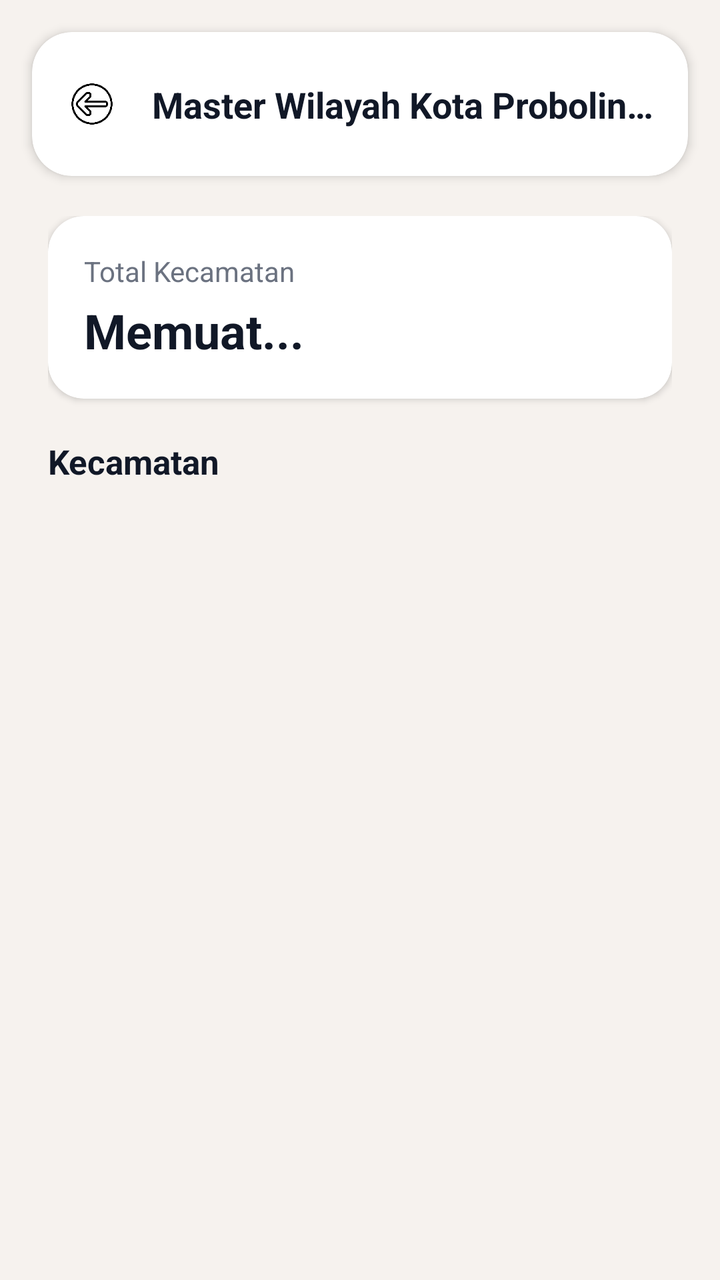
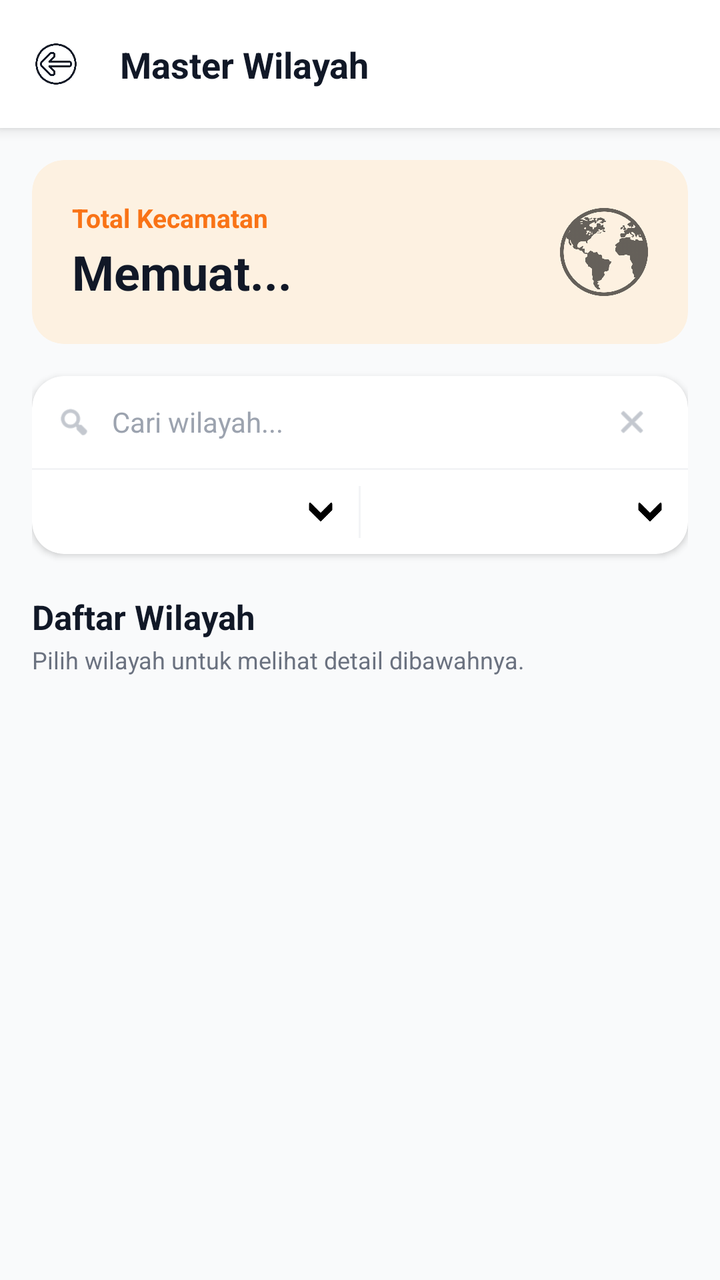

The first picture is an Android layout as it rendered before a commit; the second is the same layout after the commit. The layout source and the unified diff follow.
<!-- AndroidManifest.xml: application theme Theme.Bpskota -->
<!-- res/layout/activity_masterwilayah.xml -->
<?xml version="1.0" encoding="utf-8"?>
<androidx.constraintlayout.widget.ConstraintLayout
    xmlns:android="http://schemas.android.com/apk/res/android"
    xmlns:app="http://schemas.android.com/apk/res-auto"
    xmlns:tools="http://schemas.android.com/tools"
    android:layout_width="match_parent"
    android:layout_height="match_parent"
    android:background="#F6F2EE"
    tools:context=".MasterwilayahActivity">


    
    
    

    <androidx.cardview.widget.CardView
        android:id="@+id/headerMasterWilayah"
        android:layout_width="0dp"
        android:layout_height="72dp"
        android:layout_marginStart="16dp"
        android:layout_marginTop="16dp"
        android:layout_marginEnd="16dp"

        app:cardBackgroundColor="#FFFFFF"
        app:cardCornerRadius="20dp"
        app:cardElevation="3dp"

        app:layout_constraintTop_toTopOf="parent"
        app:layout_constraintStart_toStartOf="parent"
        app:layout_constraintEnd_toEndOf="parent">

        <androidx.constraintlayout.widget.ConstraintLayout
            android:layout_width="match_parent"
            android:layout_height="match_parent">

            
            <ImageView
                android:id="@+id/btnBack"
                android:layout_width="44dp"
                android:layout_height="44dp"
                android:layout_marginStart="8dp"

                android:background="?attr/selectableItemBackgroundBorderless"

                android:clickable="true"
                android:focusable="true"

                android:padding="10dp"
                android:src="@drawable/ic_arrow_back"
                android:contentDescription="Kembali"

                app:layout_constraintStart_toStartOf="parent"
                app:layout_constraintTop_toTopOf="parent"
                app:layout_constraintBottom_toBottomOf="parent" />


            
            <TextView
                android:id="@+id/tvHeaderTitle"
                android:layout_width="0dp"
                android:layout_height="wrap_content"

                android:layout_marginStart="8dp"
                android:layout_marginEnd="16dp"

                android:text="Master Wilayah Kota Probolinggo"

                android:textColor="#111827"
                android:textSize="18sp"
                android:textStyle="bold"

                android:maxLines="1"
                android:ellipsize="end"

                app:layout_constraintStart_toEndOf="@id/btnBack"
                app:layout_constraintEnd_toEndOf="parent"
                app:layout_constraintTop_toTopOf="parent"
                app:layout_constraintBottom_toBottomOf="parent" />

        </androidx.constraintlayout.widget.ConstraintLayout>

    </androidx.cardview.widget.CardView>


    
    
    

    <ScrollView
        android:id="@+id/contentScroll"
        android:layout_width="0dp"
        android:layout_height="0dp"

        android:fillViewport="true"
        android:scrollbars="none"
        android:overScrollMode="never"

        android:layout_marginTop="12dp"

        app:layout_constraintTop_toBottomOf="@id/headerMasterWilayah"
        app:layout_constraintBottom_toBottomOf="parent"
        app:layout_constraintStart_toStartOf="parent"
        app:layout_constraintEnd_toEndOf="parent">

        <LinearLayout
            android:id="@+id/cardContainer"
            android:layout_width="match_parent"
            android:layout_height="wrap_content"

            android:orientation="vertical"

            android:paddingStart="24dp"
            android:paddingTop="8dp"
            android:paddingEnd="24dp"
            android:paddingBottom="32dp">


            
            
            

            <androidx.cardview.widget.CardView
                android:id="@+id/cardTotalKecamatan"
                android:layout_width="match_parent"
                android:layout_height="wrap_content"

                app:cardBackgroundColor="#FFFFFF"
                app:cardCornerRadius="18dp"
                app:cardElevation="2dp">

                <LinearLayout
                    android:layout_width="match_parent"
                    android:layout_height="wrap_content"

                    android:orientation="vertical"

                    android:padding="18dp">

                    <TextView
                        android:layout_width="wrap_content"
                        android:layout_height="wrap_content"

                        android:text="Total Kecamatan"

                        android:textColor="#6B7280"
                        android:textSize="14sp" />

                    <TextView
                        android:id="@+id/tvTotalKecamatan"
                        android:layout_width="wrap_content"
                        android:layout_height="wrap_content"

                        android:layout_marginTop="4dp"

                        android:text="Memuat..."
                        android:textColor="#111827"
                        android:textSize="24sp"
                        android:textStyle="bold" />

                </LinearLayout>

            </androidx.cardview.widget.CardView>


            
            
            

            <TextView
                android:id="@+id/tvLabelKecamatan"
                android:layout_width="wrap_content"
                android:layout_height="wrap_content"

                android:layout_marginTop="20dp"
                android:layout_marginBottom="10dp"

                android:text="Kecamatan"

                android:textColor="#111827"
                android:textSize="17sp"
                android:textStyle="bold" />


            
            
            

            <LinearLayout
                android:id="@+id/listKecamatan"
                android:layout_width="match_parent"
                android:layout_height="wrap_content"

                android:orientation="vertical" />

        </LinearLayout>

    </ScrollView>

</androidx.constraintlayout.widget.ConstraintLayout>
<!-- resources referenced by this layout -->
<resources>
  <!-- drawable ic_arrow_back: png bitmap (drawable, 15698 bytes) -->
  <style name="Theme.Bpskota" parent="Theme.MaterialComponents.DayNight.NoActionBar">
          
          <item name="colorPrimary">@color/purple_500</item>
          <item name="colorPrimaryVariant">@color/purple_700</item>
          <item name="colorOnPrimary">@color/white</item>
          
          <item name="colorSecondary">@color/teal_200</item>
          <item name="colorSecondaryVariant">@color/teal_700</item>
          <item name="colorOnSecondary">@color/black</item>
          
          <item name="android:statusBarColor">@color/white</item>
          
      </style>
  <color name="purple_500">#FF6200EE</color>
  <color name="purple_700">#FF3700B3</color>
  <color name="white">#FFFFFFFF</color>
  <color name="teal_200">#FF03DAC5</color>
  <color name="teal_700">#FF018786</color>
  <color name="black">#FF000000</color>
</resources>

<!-- the commit's change to res/layout/activity_masterwilayah.xml (unified diff, before → after) -->
@@ -5,195 +5,422 @@
     xmlns:tools="http://schemas.android.com/tools"
     android:layout_width="match_parent"
     android:layout_height="match_parent"
-    android:background="#F6F2EE"
+    android:background="#F9FAFB"
     tools:context=".MasterwilayahActivity">
 
-
     
-    
-    
-
     <androidx.cardview.widget.CardView
         android:id="@+id/headerMasterWilayah"
-        android:layout_width="0dp"
-        android:layout_height="72dp"
-        android:layout_marginStart="16dp"
-        android:layout_marginTop="16dp"
-        android:layout_marginEnd="16dp"
-
+        android:layout_width="match_parent"
+        android:layout_height="64dp"
         app:cardBackgroundColor="#FFFFFF"
-        app:cardCornerRadius="20dp"
-        app:cardElevation="3dp"
-
-        app:layout_constraintTop_toTopOf="parent"
-        app:layout_constraintStart_toStartOf="parent"
-        app:layout_constraintEnd_toEndOf="parent">
+        app:cardElevation="4dp"
+        app:cardCornerRadius="0dp"
+        app:layout_constraintTop_toTopOf="parent">
 
         <androidx.constraintlayout.widget.ConstraintLayout
             android:layout_width="match_parent"
             android:layout_height="match_parent">
 
-            
             <ImageView
                 android:id="@+id/btnBack"
-                android:layout_width="44dp"
-                android:layout_height="44dp"
-                android:layout_marginStart="8dp"
-
+                android:layout_width="48dp"
+                android:layout_height="48dp"
+                android:layout_marginStart="4dp"
                 android:background="?attr/selectableItemBackgroundBorderless"
-
                 android:clickable="true"
                 android:focusable="true"
-
-                android:padding="10dp"
+                android:padding="12dp"
                 android:src="@drawable/ic_arrow_back"
-                android:contentDescription="Kembali"
-
+                app:tint="#111827"
                 app:layout_constraintStart_toStartOf="parent"
                 app:layout_constraintTop_toTopOf="parent"
                 app:layout_constraintBottom_toBottomOf="parent" />
 
-
-            
             <TextView
                 android:id="@+id/tvHeaderTitle"
                 android:layout_width="0dp"
                 android:layout_height="wrap_content"
-
                 android:layout_marginStart="8dp"
                 android:layout_marginEnd="16dp"
-
-                android:text="Master Wilayah Kota Probolinggo"
-
+                android:text="Master Wilayah"
                 android:textColor="#111827"
                 android:textSize="18sp"
                 android:textStyle="bold"
-
                 android:maxLines="1"
                 android:ellipsize="end"
-
                 app:layout_constraintStart_toEndOf="@id/btnBack"
                 app:layout_constraintEnd_toEndOf="parent"
                 app:layout_constraintTop_toTopOf="parent"
                 app:layout_constraintBottom_toBottomOf="parent" />
 
         </androidx.constraintlayout.widget.ConstraintLayout>
-
     </androidx.cardview.widget.CardView>
 
-
     
-    
-    
-
     <ScrollView
         android:id="@+id/contentScroll"
-        android:layout_width="0dp"
+        android:layout_width="match_parent"
         android:layout_height="0dp"
-
         android:fillViewport="true"
         android:scrollbars="none"
         android:overScrollMode="never"
-
-        android:layout_marginTop="12dp"
-
         app:layout_constraintTop_toBottomOf="@id/headerMasterWilayah"
-        app:layout_constraintBottom_toBottomOf="parent"
-        app:layout_constraintStart_toStartOf="parent"
-        app:layout_constraintEnd_toEndOf="parent">
+        app:layout_constraintBottom_toBottomOf="parent">
 
         <LinearLayout
             android:id="@+id/cardContainer"
             android:layout_width="match_parent"
             android:layout_height="wrap_content"
-
             android:orientation="vertical"
-
-            android:paddingStart="24dp"
-            android:paddingTop="8dp"
-            android:paddingEnd="24dp"
-            android:paddingBottom="32dp">
-
-
-            
-            
-            
-
+            android:padding="16dp">
+
+            
             <androidx.cardview.widget.CardView
                 android:id="@+id/cardTotalKecamatan"
                 android:layout_width="match_parent"
                 android:layout_height="wrap_content"
-
-                app:cardBackgroundColor="#FFFFFF"
-                app:cardCornerRadius="18dp"
-                app:cardElevation="2dp">
+                app:cardBackgroundColor="#FDF1E1"
+                app:cardCornerRadius="16dp"
+                app:cardElevation="0dp">
 
                 <LinearLayout
                     android:layout_width="match_parent"
                     android:layout_height="wrap_content"
-
-                    android:orientation="vertical"
-
-                    android:padding="18dp">
-
-                    <TextView
-                        android:layout_width="wrap_content"
+                    android:orientation="horizontal"
+                    android:gravity="center_vertical"
+                    android:padding="20dp">
+
+                    <LinearLayout
+                        android:layout_width="0dp"
                         android:layout_height="wrap_content"
-
-                        android:text="Total Kecamatan"
-
-                        android:textColor="#6B7280"
-                        android:textSize="14sp" />
-
-                    <TextView
-                        android:id="@+id/tvTotalKecamatan"
-                        android:layout_width="wrap_content"
-                        android:layout_height="wrap_content"
-
-                        android:layout_marginTop="4dp"
-
-                        android:text="Memuat..."
-                        android:textColor="#111827"
-                        android:textSize="24sp"
-                        android:textStyle="bold" />
-
+                        android:layout_weight="1"
+                        android:orientation="vertical">
+
+                        <TextView
+                            android:id="@+id/tvLabelTotalWilayah"
+                            android:layout_width="wrap_content"
+                            android:layout_height="wrap_content"
+                            android:text="Total Kecamatan"
+                            android:textColor="#F97316"
+                            android:textSize="13sp"
+                            android:textStyle="bold" />
+
+                        <TextView
+                            android:id="@+id/tvTotalKecamatan"
+                            android:layout_width="wrap_content"
+                            android:layout_height="wrap_content"
+                            android:layout_marginTop="2dp"
+                            android:text="Memuat..."
+                            android:textColor="#111827"
+                            android:textSize="24sp"
+                            android:textStyle="bold" />
+                    </LinearLayout>
+
+                    <ImageView
+                        android:layout_width="44dp"
+                        android:layout_height="44dp"
+                        android:src="@drawable/ic_world"
+                        app:tint="#000000"
+                        android:alpha="0.6"/>
                 </LinearLayout>
-
             </androidx.cardview.widget.CardView>
 
-
-            
-            
-            
-
+            
+            <androidx.cardview.widget.CardView
+                android:layout_width="match_parent"
+                android:layout_height="wrap_content"
+                android:layout_marginTop="16dp"
+                app:cardBackgroundColor="#FFFFFF"
+                app:cardCornerRadius="16dp"
+                app:cardElevation="2dp">
+
+                <LinearLayout
+                    android:layout_width="match_parent"
+                    android:layout_height="wrap_content"
+                    android:orientation="vertical">
+
+                    
+                    <LinearLayout
+                        android:layout_width="match_parent"
+                        android:layout_height="46dp"
+                        android:gravity="center_vertical"
+                        android:orientation="horizontal"
+                        android:paddingHorizontal="12dp">
+
+                        <ImageView
+                            android:layout_width="18dp"
+                            android:layout_height="18dp"
+                            android:src="@android:drawable/ic_menu_search"
+                            app:tint="#9CA3AF" />
+
+                        <EditText
+                            android:id="@+id/etCariWilayah"
+                            android:layout_width="0dp"
+                            android:layout_height="match_parent"
+                            android:layout_weight="1"
+                            android:layout_marginStart="10dp"
+                            android:background="@null"
+                            android:hint="Cari wilayah..."
+                            android:inputType="text"
+                            android:singleLine="true"
+                            android:imeOptions="actionSearch"
+                            android:textColor="#111827"
+                            android:textColorHint="#9CA3AF"
+                            android:textSize="14sp" />
+
+                        <ImageView
+                            android:id="@+id/btnResetCari"
+                            android:layout_width="32dp"
+                            android:layout_height="32dp"
+                            android:padding="7dp"
+                            android:src="@android:drawable/ic_menu_close_clear_cancel"
+                            app:tint="#9CA3AF"
+                            android:background="?attr/selectableItemBackgroundBorderless"
+                            android:clickable="true"
+                            android:focusable="true" />
+                    </LinearLayout>
+
+                    
+                    <View
+                        android:layout_width="match_parent"
+                        android:layout_height="1dp"
+                        android:background="#F3F4F6" />
+
+                    
+                    <LinearLayout
+                        android:layout_width="match_parent"
+                        android:layout_height="42dp"
+                        android:orientation="horizontal"
+                        android:baselineAligned="false">
+
+                        
+                        <RelativeLayout
+                            android:layout_width="0dp"
+                            android:layout_height="match_parent"
+                            android:layout_weight="1">
+
+                            <Spinner
+                                android:id="@+id/spinnerStatusWilayah"
+                                android:layout_width="match_parent"
+                                android:layout_height="match_parent"
+                                android:background="@null"
+
+                                android:paddingStart="12dp"
+                                android:paddingEnd="32dp"/>
+
+                            <ImageView
+                                android:layout_width="14dp"
+                                android:layout_height="14dp"
+                                android:layout_alignParentEnd="true"
+                                android:layout_centerVertical="true"
+                                android:layout_marginEnd="12dp"
+                                android:src="@drawable/ic_bottom"
+                                app:tint="#000000"/>
+                        </RelativeLayout>
+
+                        
+                        <View
+                            android:layout_width="1dp"
+                            android:layout_height="match_parent"
+                            android:layout_marginVertical="8dp"
+                            android:background="#F3F4F6" />
+
+                        
+                        <RelativeLayout
+                            android:layout_width="0dp"
+                            android:layout_height="match_parent"
+                            android:layout_weight="1">
+
+                            <Spinner
+                                android:id="@+id/spinnerSortWilayah"
+                                android:layout_width="match_parent"
+                                android:layout_height="match_parent"
+                                android:background="@null"
+                                android:paddingStart="12dp"
+                                android:paddingEnd="32dp"/>
+
+                            <ImageView
+                                android:layout_width="14dp"
+                                android:layout_height="14dp"
+                                android:layout_alignParentEnd="true"
+                                android:layout_centerVertical="true"
+                                android:layout_marginEnd="12dp"
+                                android:src="@drawable/ic_bottom"
+                                app:tint="#000000"/>
+                        </RelativeLayout>
+                    </LinearLayout>
+                </LinearLayout>
+            </androidx.cardview.widget.CardView>
+
+            
+            <LinearLayout
+                android:layout_width="0dp"
+                android:layout_height="0dp"
+                android:visibility="gone">
+                <Spinner android:id="@+id/spinnerOrderWilayah" android:layout_width="wrap_content" android:layout_height="wrap_content" />
+                <TextView android:id="@+id/btnResetFilter" android:layout_width="wrap_content" android:layout_height="wrap_content" />
+            </LinearLayout>
+
+            
+            <LinearLayout
+                android:id="@+id/layoutBreadcrumb"
+                android:layout_width="match_parent"
+                android:layout_height="wrap_content"
+                android:layout_marginTop="16dp"
+                android:orientation="vertical"
+                android:visibility="gone">
+
+                <TextView
+                    android:id="@+id/tvBreadcrumb"
+                    android:layout_width="match_parent"
+                    android:layout_height="wrap_content"
+                    android:textColor="#6B7280"
+                    android:textSize="12sp" />
+
+                <TextView
+                    android:id="@+id/btnKembaliLevel"
+                    android:layout_width="wrap_content"
+                    android:layout_height="36dp"
+                    android:layout_marginTop="2dp"
+                    android:gravity="center_vertical"
+                    android:text="← Kembali ke tingkat sebelumnya"
+                    android:textColor="#F97316"
+                    android:textSize="13sp"
+                    android:textStyle="bold"
+                    android:background="?attr/selectableItemBackground"
+                    android:clickable="true"
+                    android:focusable="true" />
+            </LinearLayout>
+
+            
             <TextView
                 android:id="@+id/tvLabelKecamatan"
-                android:layout_width="wrap_content"
-                android:layout_height="wrap_content"
-
+                android:layout_width="match_parent"
+                android:layout_height="wrap_content"
                 android:layout_marginTop="20dp"
-                android:layout_marginBottom="10dp"
-
-                android:text="Kecamatan"
-
+                android:layout_marginBottom="2dp"
+                android:text="Daftar Wilayah"
                 android:textColor="#111827"
                 android:textSize="17sp"
                 android:textStyle="bold" />
 
-
-            
-            
-            
-
+            <TextView
+                android:id="@+id/tvDeskripsiWilayah"
+                android:layout_width="match_parent"
+                android:layout_height="wrap_content"
+                android:layout_marginBottom="12dp"
+                android:text="Pilih wilayah untuk melihat detail dibawahnya."
+                android:textColor="#6B7280"
+                android:textSize="12sp" />
+
+            
             <LinearLayout
                 android:id="@+id/listKecamatan"
                 android:layout_width="match_parent"
                 android:layout_height="wrap_content"
-
                 android:orientation="vertical" />
 
+            
+            <LinearLayout
+                android:id="@+id/layoutEmptyWilayah"
+                android:layout_width="match_parent"
+                android:layout_height="wrap_content"
+                android:orientation="vertical"
+                android:gravity="center"
+                android:layout_marginTop="40dp"
+                android:layout_marginBottom="40dp"
+                android:visibility="gone">
+
+                <ImageView
+                    android:layout_width="56dp"
+                    android:layout_height="56dp"
+                    android:src="@android:drawable/ic_menu_info_details"
+                    app:tint="#D1D5DB"
+                    android:layout_marginBottom="10dp"/>
+
+                <TextView
+                    android:layout_width="wrap_content"
+                    android:layout_height="wrap_content"
+                    android:text="Wilayah tidak ditemukan"
+                    android:textColor="#111827"
+                    android:textSize="15sp"
+                    android:textStyle="bold" />
+
+                <TextView
+                    android:layout_width="match_parent"
+                    android:layout_height="wrap_content"
+                    android:layout_marginTop="4dp"
+                    android:gravity="center"
+                    android:text="Coba ubah kata kunci yang Anda gunakan."
+                    android:textColor="#6B7280"
+                    android:textSize="12sp" />
+            </LinearLayout>
+
+            
+            <LinearLayout
+                android:id="@+id/layoutPaginationWilayah"
+                android:layout_width="match_parent"
+                android:layout_height="wrap_content"
+                android:layout_marginTop="20dp"
+                android:gravity="center_vertical"
+                android:orientation="horizontal"
+                android:visibility="gone">
+
+                <TextView
+                    android:id="@+id/tvInfoPagination"
+                    android:layout_width="0dp"
+                    android:layout_height="wrap_content"
+                    android:layout_weight="1"
+                    android:text="Halaman 1 dari 5\n100 data"
+                    android:textColor="#6B7280"
+                    android:textSize="12sp"
+                    android:lineSpacingExtra="2dp"/>
+
+                
+                <androidx.cardview.widget.CardView
+                    android:id="@+id/btnHalamanSebelumnya"
+                    android:layout_width="40dp"
+                    android:layout_height="40dp"
+                    android:layout_marginEnd="8dp"
+                    app:cardBackgroundColor="#FFFFFF"
+                    app:cardCornerRadius="20dp"
+                    app:cardElevation="2dp"
+                    android:foreground="?attr/selectableItemBackground"
+                    android:clickable="true"
+                    android:focusable="true">
+
+                    <ImageView
+                        android:layout_width="20dp"
+                        android:layout_height="20dp"
+                        android:layout_gravity="center"
+                        android:src="@android:drawable/ic_media_previous"
+                        app:tint="#F97316"/>
+                </androidx.cardview.widget.CardView>
+
+                
+                <androidx.cardview.widget.CardView
+                    android:id="@+id/btnHalamanBerikutnya"
+                    android:layout_width="40dp"
+                    android:layout_height="40dp"
+                    app:cardBackgroundColor="#FFFFFF"
+                    app:cardCornerRadius="20dp"
+                    app:cardElevation="2dp"
+                    android:foreground="?attr/selectableItemBackground"
+                    android:clickable="true"
+                    android:focusable="true">
+
+                    <ImageView
+                        android:layout_width="20dp"
+                        android:layout_height="20dp"
+                        android:layout_gravity="center"
+                        android:src="@android:drawable/ic_media_next"
+                        app:tint="#F97316"/>
+                </androidx.cardview.widget.CardView>
+
+            </LinearLayout>
+
         </LinearLayout>
-
     </ScrollView>
 
 </androidx.constraintlayout.widget.ConstraintLayout>
<!-- resource entries referenced after the edit -->
@@ -1,6 +1,8 @@
 <!-- resources referenced by this layout -->
 <resources>
   <!-- drawable ic_arrow_back: png bitmap (drawable, 15698 bytes) -->
+  <!-- drawable ic_bottom: png bitmap (drawable, 4896 bytes) -->
+  <!-- drawable ic_world: png bitmap (drawable, 15123 bytes) -->
   <style name="Theme.Bpskota" parent="Theme.MaterialComponents.DayNight.NoActionBar">
           
           <item name="colorPrimary">@color/purple_500</item>
